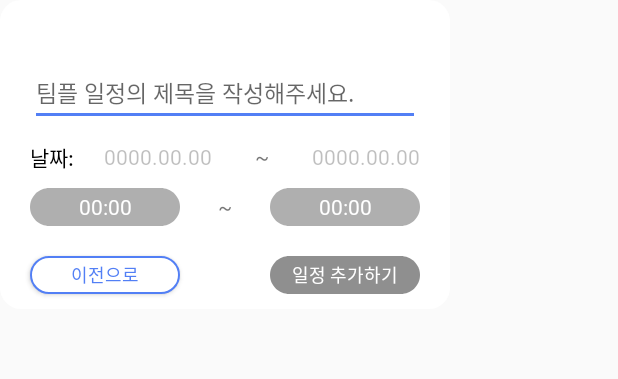
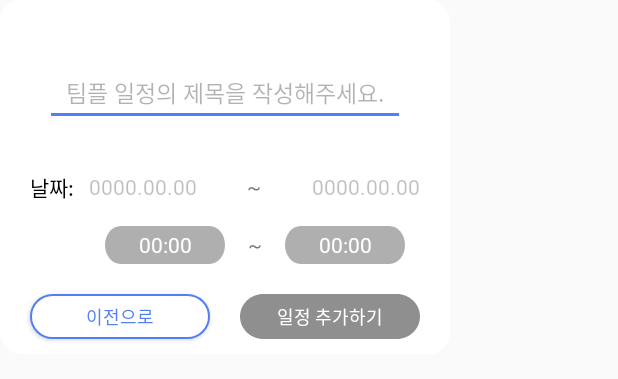
Before and after one commit to UmcTeaming/Teaming_Android, an Android app: the layout cal_dialog_new.xml on its own in the app's theme, with its tools: preview values and no code run, on a phone screen of 412 x 824 dp. Shown: the top 379 px of the screen. Run offline under Robolectric (Android 15) with nearby library versions, the phone set to English and light mode, and no system bars; network calls fail; Roboto replaces fonts that are not available here.

Commit message:
eunjae commit and push

```diff
--- a/app/src/main/res/layout/cal_dialog_new.xml
+++ b/app/src/main/res/layout/cal_dialog_new.xml
@@ -13,45 +13,49 @@
         <EditText
             android:backgroundTint="#527FF5"
             android:layout_marginTop="40dp"
-            android:fontFamily="@font/gmarket_sans_ttf_bold"
+            android:fontFamily="@font/gmarket_sans_ttf_medium"
+            android:textColorHint="#4D000000"
+            android:textColor="#000000"
             android:id="@+id/schedule_name"
             android:textSize="15sp"
             android:layout_width="match_parent"
             android:layout_height="wrap_content"
+            android:gravity="center"
             app:layout_constraintTop_toTopOf="parent"
             app:layout_constraintLeft_toLeftOf="parent"
-            android:layout_marginLeft="20dp"
-            android:layout_marginRight="20dp"
+            android:layout_marginStart="30dp"
+            android:layout_marginEnd="30dp"
             android:hint="팀플 일정의 제목을 작성해주세요."/>
         <LinearLayout
             android:layout_width="match_parent"
             android:layout_height="wrap_content"
             android:orientation="horizontal"
-            android:layout_marginTop="10dp"
+            android:layout_marginTop="30dp"
             android:gravity="center">
             <TextView
-                android:fontFamily="@font/gmarket_sans_ttf_bold"
+                android:fontFamily="@font/gmarket_sans_ttf_medium"
                 android:layout_width="wrap_content"
                 android:layout_height="wrap_content"
                 android:layout_marginLeft="20dp"
                 android:textColor="#000000"
                 android:text="날짜:"/>
             <TextView
-                android:fontFamily="@font/gmarket_sans_ttf_bold"
+                android:fontFamily="@font/gmarket_sans_ttf_medium"
                 android:id="@+id/schedule_start_day"
                 android:layout_width="wrap_content"
                 android:layout_height="wrap_content"
-                android:layout_marginLeft="20dp"
+                android:layout_marginLeft="10dp"
                 android:textColor="#40000000"
                 android:text="0000.00.00"/>
             <TextView
                 android:layout_width="wrap_content"
                 android:layout_height="wrap_content"
+                android:fontFamily="@font/gmarket_sans_ttf_medium"
                 android:layout_weight="1"
                 android:gravity="center"
                 android:text=" ~ "/>
             <TextView
-                android:fontFamily="@font/gmarket_sans_ttf_bold"
+                android:fontFamily="@font/gmarket_sans_ttf_medium"
                 android:id="@+id/schedule_end_day"
                 android:layout_width="wrap_content"
                 android:layout_height="wrap_content"
@@ -64,32 +68,33 @@
             android:layout_width="match_parent"
             android:layout_height="wrap_content"
             android:orientation="horizontal"
-            android:layout_marginTop="10dp">
+            android:layout_marginTop="15dp">
             <Button
                 android:id="@+id/schedule_start_time"
                 android:fontFamily="@font/gmarket_sans_ttf_bold"
-                android:layout_width="wrap_content"
+                android:layout_width="80dp"
                 android:layout_height="25dp"
                 android:text="00:00"
                 android:backgroundTint="#50000000"
                 android:textColor="@color/white"
-                android:layout_marginLeft="20dp"
+                android:layout_marginLeft="70dp"
                 android:background="@drawable/btn_blue_ellipse"/>
             <TextView
                 android:layout_width="0dp"
                 android:layout_height="wrap_content"
+                android:fontFamily="@font/gmarket_sans_ttf_medium"
                 android:text="~"
                 android:gravity="center"
                 android:layout_weight="1"/>
             <Button
                 android:id="@+id/schedule_end_time"
                 android:fontFamily="@font/gmarket_sans_ttf_bold"
-                android:layout_width="wrap_content"
+                android:layout_width="80dp"
                 android:layout_height="25dp"
                 android:backgroundTint="#50000000"
                 android:textColor="@color/white"
                 android:text="00:00"
-                android:layout_marginRight="20dp"
+                android:layout_marginRight="30dp"
                 android:background="@drawable/btn_blue_ellipse"/>
 
         </LinearLayout>
@@ -115,11 +120,11 @@
             <Button
                 android:layout_marginTop="20dp"
                 android:id="@+id/to_before"
-                android:layout_width="100dp"
-                android:layout_height="25dp"
+                android:layout_width="120dp"
+                android:layout_height="30dp"
                 android:layout_marginLeft="20dp"
                 android:textSize="12sp"
-                android:fontFamily="@font/gmarket_sans_ttf_bold"
+                android:fontFamily="@font/gmarket_sans_ttf_medium"
                 android:text="이전으로"
                 android:textColor="#527FF5"
                 android:layout_marginBottom="10dp"
@@ -132,8 +137,8 @@
                 android:enabled="false"
                 android:layout_marginTop="20dp"
                 android:id="@+id/make_schedule"
-                android:layout_width="100dp"
-                android:layout_height="25dp"
+                android:layout_width="120dp"
+                android:layout_height="30dp"
                 android:textSize="12sp"
                 android:text="일정 추가하기"
                 android:fontFamily="@font/gmarket_sans_ttf_bold"
--- a/app/src/main/res/layout/fragment_file_delete_dialog.xml
+++ b/app/src/main/res/layout/fragment_file_delete_dialog.xml
@@ -85,6 +85,7 @@
         android:id="@+id/pj_file_list"
         android:layout_width="match_parent"
         android:layout_height="match_parent"
+        android:layout_marginTop="15dp"
         app:layout_constraintStart_toStartOf="parent"
         app:layout_constraintEnd_toEndOf="parent"
         app:layout_constraintTop_toBottomOf="@id/second_text">
@@ -109,7 +110,8 @@
             android:src="@drawable/cancle_chk_btn"
             android:layout_weight="1"
             android:scaleType="fitCenter"
-            android:background="@android:color/transparent"/>
+            android:background="@android:color/transparent"
+            />
 
         <ImageButton
             android:id="@+id/del_ok_btn"
--- a/app/src/main/res/layout/fragment_final_file_delete_dialog.xml
+++ b/app/src/main/res/layout/fragment_final_file_delete_dialog.xml
@@ -85,6 +85,7 @@
         android:id="@+id/pj_file_list"
         android:layout_width="match_parent"
         android:layout_height="match_parent"
+        android:layout_marginTop="15dp"
         app:layout_constraintStart_toStartOf="parent"
         app:layout_constraintEnd_toEndOf="parent"
         app:layout_constraintTop_toBottomOf="@id/second_text">
```
Also changed, not shown: app/src/main/res/layout/cal_schedule_item_layout.xml (+13 -8 lines), app/src/main/res/layout/fragment_check_project_schedule_dialog.xml (+18 -15 lines), app/src/main/res/layout/fragment_schedule_make_complete_dialog.xml (+7 -7 lines), app/src/main/res/layout/project_schedule_dialog_modify.xml (+27 -13 lines), app/src/main/res/layout/project_shedule_dialog.xml (+11 -8 lines).
